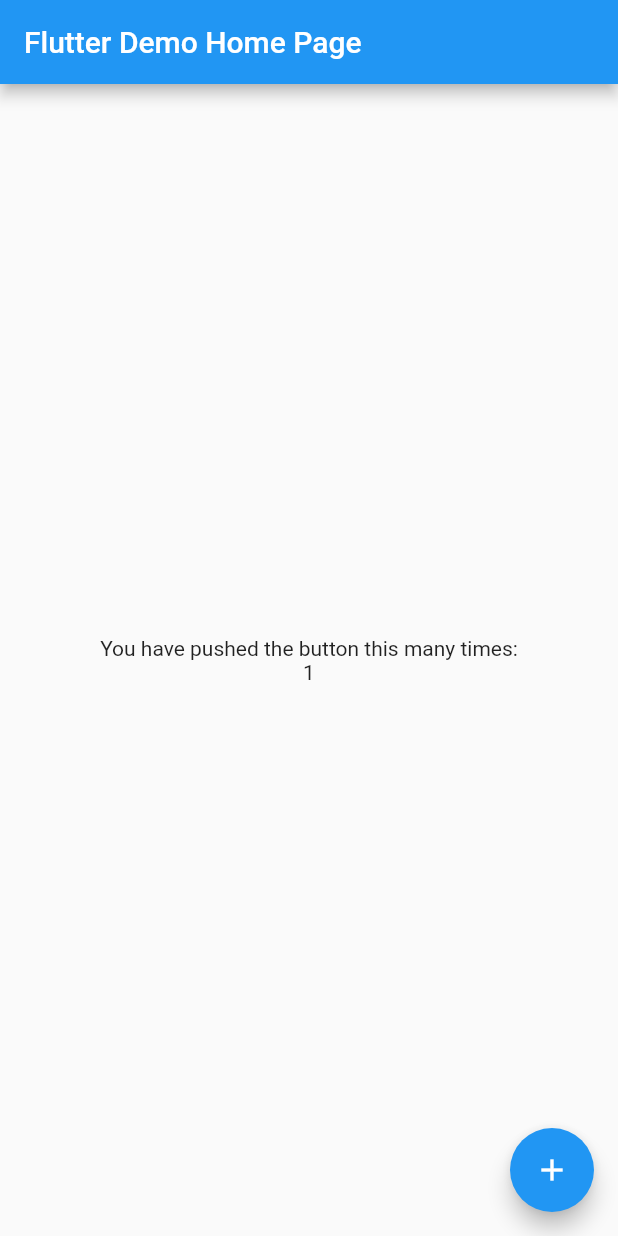
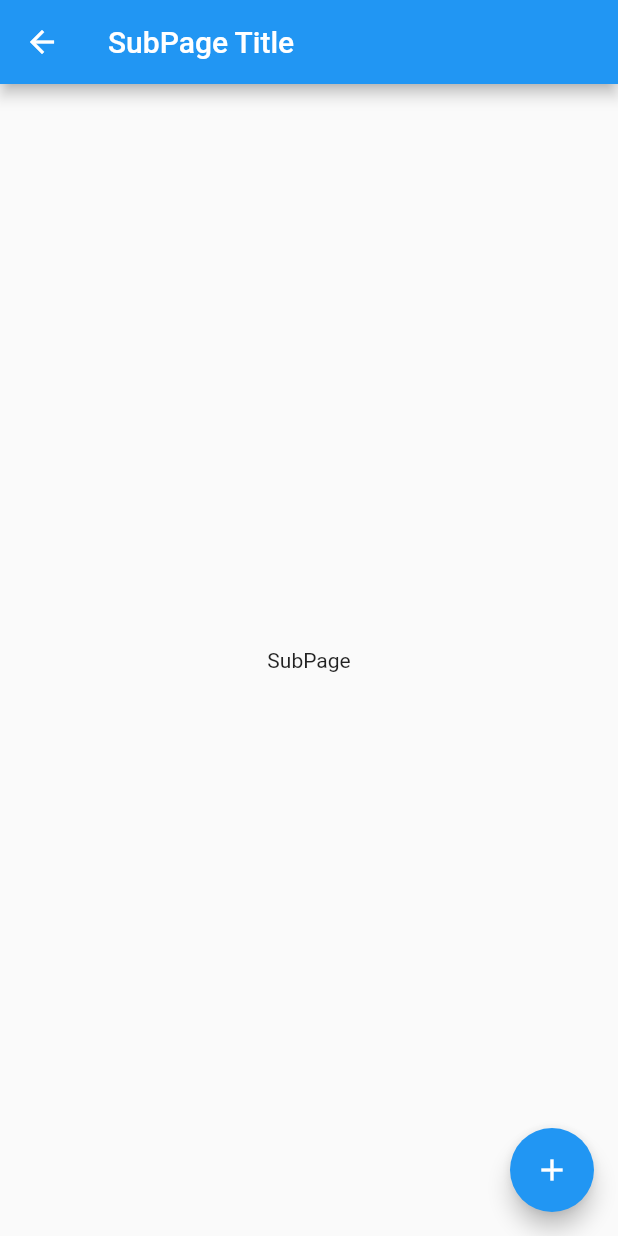
Before and after one commit to lafared/getx_test, a Flutter app: the screen it shows after launch, after a tap on the "add" icon, on a phone screen of 412 x 824 dp. Run offline on Flutter 3.47's test engine with Material 2 defaults, Android fonts, the phone set to English and light mode, and no system bars; our stand-ins replace get.

Commit message:
sub page added

```diff
--- a/lib/main.dart
+++ b/lib/main.dart
@@ -1,5 +1,6 @@
 import 'package:flutter/material.dart';
 import 'package:get/get.dart';
+import 'package:taegeon_test/sub.dart';
 
 void main() {
   runApp(MyApp());
@@ -28,7 +29,7 @@ class MyHomePage extends StatefulWidget {
 }
 
 class _MyHomePageState extends State<MyHomePage> {
-  final CounterController _counterController = Get.put(CounterController());
+  final _counterController = Get.put(CounterController());
 
   @override
   Widget build(BuildContext context) {
@@ -49,8 +50,7 @@ class _MyHomePageState extends State<MyHomePage> {
       ),
       floatingActionButton: FloatingActionButton(
         onPressed: () {
-          _counterController.increment();
-          //Get.deleteAll();
+          Get.to(SubPage(title: 'SubPage Title',));
           },
         tooltip: 'Increment',
         child: Icon(Icons.add),
--- /dev/null
+++ b/lib/sub.dart
@@ -0,0 +1,42 @@
+import 'package:flutter/material.dart';
+
+class SubPage extends StatefulWidget {
+  SubPage({Key? key, required this.title}) : super(key: key);
+
+  final String title;
+
+  @override
+  _SubPageState createState() => _SubPageState();
+}
+
+class _SubPageState extends State<SubPage> {
+  // final _counterController = Get.put(CounterController());
+
+  @override
+  Widget build(BuildContext context) {
+    return Scaffold(
+      appBar: AppBar(
+        title: Text(widget.title),
+      ),
+      body: Center(
+        child: Column(
+          mainAxisAlignment: MainAxisAlignment.center,
+          children: <Widget>[
+            Text(
+              'SubPage',
+            ),
+            // Obx(() => Text('${_counterController.count}')),
+          ],
+        ),
+      ),
+      floatingActionButton: FloatingActionButton(
+        onPressed: () {
+          // _counterController.increment();
+          //Get.deleteAll();
+          },
+        tooltip: 'Increment',
+        child: Icon(Icons.add),
+      ), // This trailing comma makes auto-formatting nicer for build methods.
+    );
+  }
+}
```
